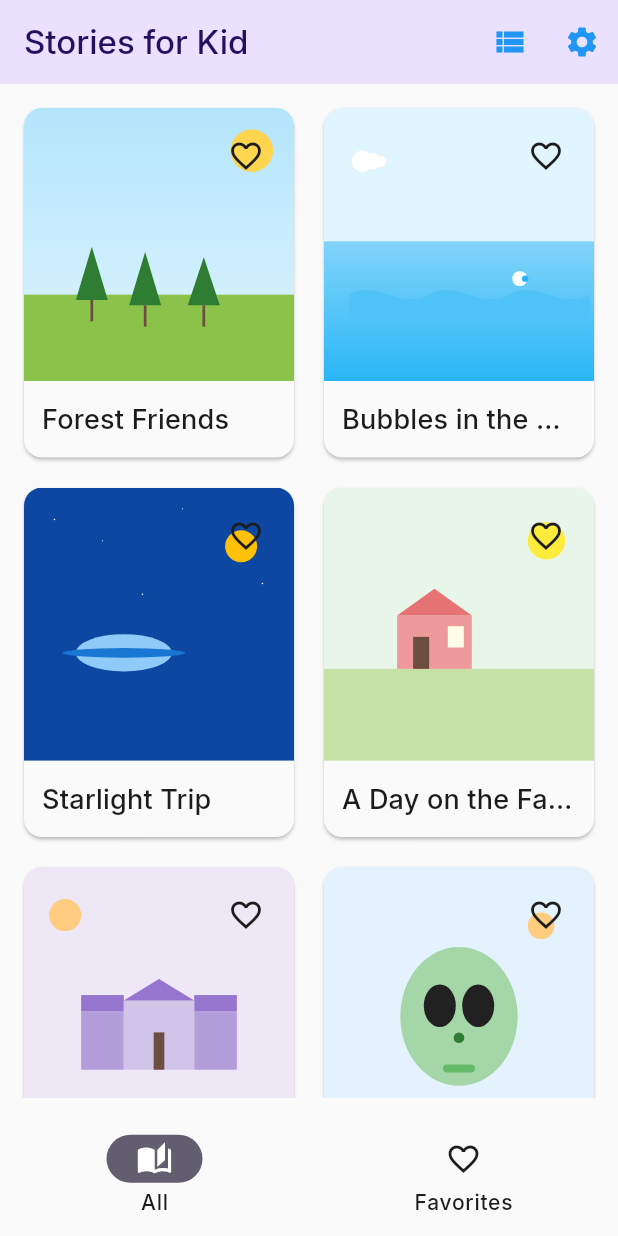
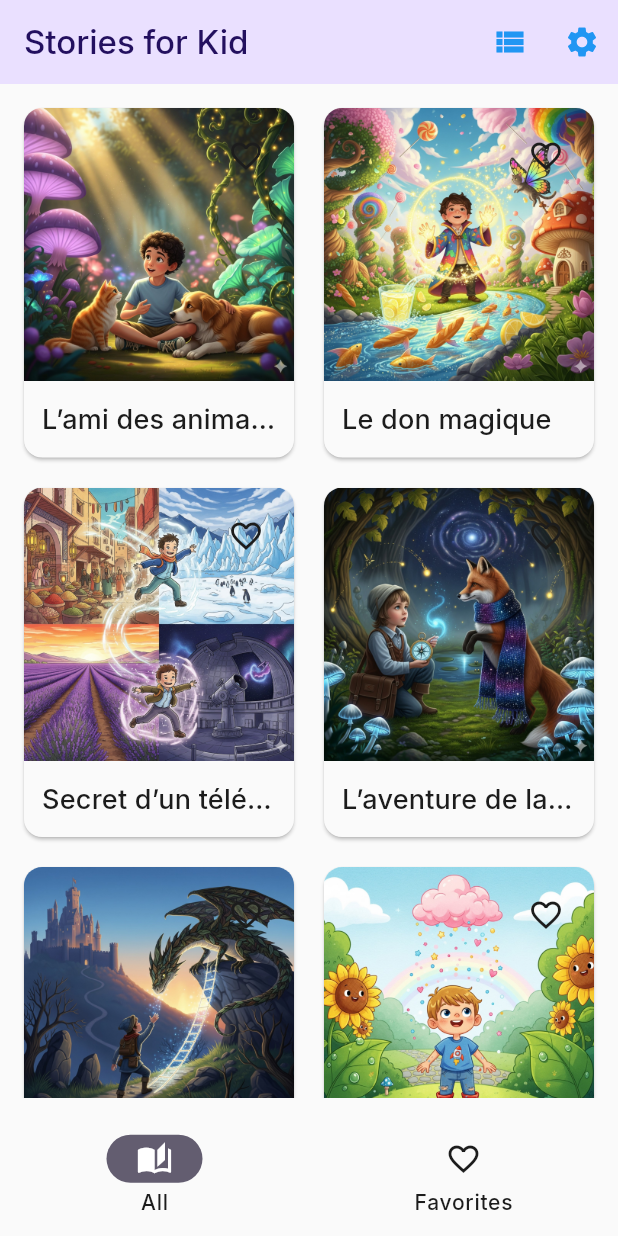
Before and after one commit to SuperHich/kidibook, a Flutter app: the screen it shows after launch, on a phone screen of 412 x 824 dp. Run offline on Flutter 3.47's test engine with Material 3 defaults, Android fonts, the phone set to English and light mode, and no system bars; our stand-ins replace google_fonts, shared_preferences.

Commit message:
feat: Add new stories and update image handling

```diff
--- a/lib/data/stories_data.dart
+++ b/lib/data/stories_data.dart
@@ -1,52 +1,13 @@
 import '../models/story.dart';
+import '../stories/don_magic.dart';
+import '../stories/sky_magic.dart';
+import '../stories/pets_friend.dart';
+import '../stories/secret_teleporter.dart';
 import '../stories/long_forest_adventure.dart';
 import '../stories/castle_twilight_mystery.dart';
-import '../stories/pets_friend.dart';
 
 // Local stories with SVG images stored under assets/svgs/
 final List<Story> stories = [
-  const Story(
-    id: 'forest_friend',
-    title: 'Forest Friends',
-    imageAsset: 'assets/svgs/forest.svg',
-    bodyTemplate:
-        'One sunny morning, {{name}} walked into the forest and met a shy fox. Together, they helped a lost bird find its nest and learned that brave hearts are kind hearts.',
-  ),
-  const Story(
-    id: 'ocean_bubbles',
-    title: 'Bubbles in the Ocean',
-    imageAsset: 'assets/svgs/ocean.svg',
-    bodyTemplate:
-        '{{name}} dipped toes into the sparkling sea and followed a trail of bubbles. A giggly dolphin appeared, teaching {{name}} how to make the biggest bubble of laughter!',
-  ),
-  const Story(
-    id: 'starlight_trip',
-    title: 'Starlight Trip',
-    imageAsset: 'assets/svgs/space.svg',
-    bodyTemplate:
-        'At bedtime, a star winked at {{name}}. Whoosh! A comet-car arrived and took {{name}} across the night sky to play hide-and-seek with the moon.',
-  ),
-  const Story(
-    id: 'farm_day',
-    title: 'A Day on the Farm',
-    imageAsset: 'assets/svgs/farm.svg',
-    bodyTemplate:
-        '{{name}} visited a cozy farm where a sleepy cow needed a lullaby. With gentle humming, {{name}} and the animals made a sweet, moo-sical concert.',
-  ),
-  const Story(
-    id: 'castle_courage',
-    title: 'Castle of Courage',
-    imageAsset: 'assets/svgs/castle.svg',
-    bodyTemplate:
-        'Behind a velvet curtain, {{name}} discovered a small castle guarded by a tiny dragon. They shared snacks, and fear turned into friendship.',
-  ),
-  const Story(
-    id: 'friendly_alien',
-    title: 'The Friendly Alien',
-    imageAsset: 'assets/svgs/alien.svg',
-    bodyTemplate:
-        'A soft light blinked in the garden. {{name}} met Zizi, a cheerful alien who loved lemon cookies. They traded recipes and drew constellations in chalk.',
-  ),
   // New long-form stories using dedicated classes
   Story(
     id: const PetsFriend().id,
@@ -54,6 +15,20 @@ final List<Story> stories = [
     imageAsset: const PetsFriend().imageAsset,
     bodyTemplate: '',
     content: const PetsFriend(),
+  ),
+  Story(
+    id: const DonMagic().id,
+    title: const DonMagic().title,
+    imageAsset: const DonMagic().imageAsset,
+    bodyTemplate: '',
+    content: const DonMagic(),
+  ),
+  Story(
+    id: const SecretTeleporter().id,
+    title: const SecretTeleporter().title,
+    imageAsset: const SecretTeleporter().imageAsset,
+    bodyTemplate: '',
+    content: const SecretTeleporter(),
   ),
   Story(
     id: const LongForestAdventure().id,
@@ -69,6 +44,13 @@ final List<Story> stories = [
     bodyTemplate: '',
     content: const CastleTwilightMystery(),
   ),
+  Story(
+    id: const SkyMagic().id,
+    title: const SkyMagic().title,
+    imageAsset: const SkyMagic().imageAsset,
+    bodyTemplate: '',
+    content: const SkyMagic(),
+  ),
 ];
 
 final repository = StoriesRepository(stories);
--- a/lib/pages/home_page.dart
+++ b/lib/pages/home_page.dart
@@ -1,5 +1,5 @@
 import 'package:flutter/material.dart';
-import 'package:flutter_svg/flutter_svg.dart';
+
 import '../controllers/app_state.dart';
 import '../data/stories_data.dart';
 import '../models/story.dart';
@@ -127,19 +127,6 @@ class _StoryCard extends StatelessWidget {
     final isFav = app.isFavorite(story.id);
     final color = Theme.of(context).colorScheme;
 
-    final Widget imageAsset;
-    if(story.imageAsset.endsWith("png")) {
-      imageAsset = Image.asset(
-        story.imageAsset,
-        fit: BoxFit.cover,
-      );
-    } else {
-      imageAsset = SvgPicture.asset(
-        story.imageAsset,
-        fit: BoxFit.cover,
-      );
-    };
-
     return InkWell(
       onTap: () {
         Navigator.of(context).push(
@@ -159,7 +146,10 @@ class _StoryCard extends StatelessWidget {
                   Positioned.fill(
                     child: Hero(
                       tag: 'img_${story.id}',
-                      child: imageAsset,
+                      child: Image.asset(
+                        story.imageAsset,
+                        fit: BoxFit.cover,
+                      ),
                     ),
                   ),
                   Positioned(
@@ -199,19 +189,6 @@ class _StoryTile extends StatelessWidget {
   Widget build(BuildContext context) {
     final isFav = app.isFavorite(story.id);
 
-    final Widget imageAsset;
-    if(story.imageAsset.endsWith("png")) {
-      imageAsset = Image.asset(
-        story.imageAsset,
-        fit: BoxFit.cover,
-      );
-    } else {
-      imageAsset = SvgPicture.asset(
-        story.imageAsset,
-        fit: BoxFit.cover,
-      );
-    };
-
     return ListTile(
       contentPadding: const EdgeInsets.symmetric(horizontal: 12, vertical: 4),
       leading: Hero(
@@ -220,7 +197,10 @@ class _StoryTile extends StatelessWidget {
           aspectRatio: 1,
           child: ClipRRect(
             borderRadius: BorderRadius.circular(8),
-            child: imageAsset,
+            child: Image.asset(
+              story.imageAsset,
+              fit: BoxFit.cover,
+            ),
           ),
         ),
       ),
--- a/lib/stories/castle_twilight_mystery.dart
+++ b/lib/stories/castle_twilight_mystery.dart
@@ -5,39 +5,39 @@ class CastleTwilightMystery implements StoryContent {
   final String id = 'castle_twilight_mystery';
 
   @override
-  final String title = 'The Castle at Twilight';
+  final String title = 'Le château au crépuscule';
 
   @override
-  final String imageAsset = 'assets/svgs/castle.svg';
+  final String imageAsset = 'assets/images/castle_twilight.jpg';
 
   const CastleTwilightMystery();
 
   @override
   String renderBody(String kidName) {
     return '''
-Twilight painted the clouds with raspberry and plum as ${kidName} climbed the hill where the old stone castle kept quiet watch. Everyone in town said the castle was empty, but if you listened just right, you could hear the soft swish of velvet and a clock that ticked only at sunset.
+Tandis que le crépuscule peignait les nuages de framboise et de prune, ${kidName} escaladait la colline où le vieux château de pierre montait la garde en silence. Tout le monde en ville disait que le château était vide, mais si vous écoutiez bien, vous pouviez entendre le doux bruissement du velours et le tic-tac d'une horloge qui ne sonnait qu'au coucher du soleil.
 
-At the gate, a lantern flickered to life by itself. “Welcome,” it seemed to say, bobbing along the path. ${kidName} followed to a grand hall where portraits lined the walls—queens with kind eyes, kings with muddy boots, knights leaning on broomsticks instead of swords.
+À l'entrée, une lanterne s'alluma toute seule. "Bienvenue", semblait-elle dire, en se balançant le long du chemin. ${kidName} la suivit jusqu'à un grand hall où des portraits ornaient les murs : des reines aux yeux bienveillants, des rois aux bottes boueuses, des chevaliers s'appuyant sur des balais au lieu d'épées.
 
-A small dragon peeked from behind a curtain—a dragon no bigger than a puppy, with scales like tea leaves. It hiccuped a puff of cinnamon. “I’m Brim,” it whispered. “I keep the castle cozy. But tonight the moon ladder is stuck, and the stars can’t come in.”
+Un petit dragon, pas plus grand qu'un chiot, aux écailles couleur de thé, fit une apparition derrière un rideau. Il hoqueta une bouffée de cannelle. "Je m'appelle Brim", murmura-t-il. "Je garde le château bien au chaud. Mais ce soir, l'échelle de lune est coincée et les étoiles ne peuvent pas entrer."
 
-“Where is the ladder?” asked ${kidName}.
+"Où est l'échelle ?" demanda ${kidName}.
 
-Brim led the way through a library that smelled like biscuits and brave ideas, up a staircase that spiraled like a seashell, and onto a rooftop where the sky felt close enough to pet. There, leaning against the tower, was a ladder made of moonlight. It glittered but wouldn’t lift.
+Brim le mena à travers une bibliothèque qui sentait les biscuits et les idées courageuses, puis monta un escalier qui tourbillonnait comme un coquillage, et arriva sur un toit où le ciel était si proche qu'on aurait pu le caresser. Là, appuyée contre la tour, se trouvait une échelle faite de clair de lune. Elle scintillait, mais ne voulait pas se soulever.
 
-“It needs a story,” Brim said. “Old ladders only climb for honest stories.”
+"Il lui faut une histoire", dit Brim. "Les vieilles échelles ne montent que pour les histoires honnêtes."
 
-${kidName} looked at the night, cool as a sip of water. Then, with cheeks warm and voice steady, ${kidName} told the truest story they knew: about the time being new felt prickly, about the friend who waved first, about the day a mistake turned into a lesson wearing a smile.
+${kidName} regarda la nuit, fraîche comme une gorgée d'eau. Puis, les joues chaudes et la voix assurée, ${kidName} raconta l'histoire la plus vraie qu'il connaissait : le moment où être nouveau paraissait épineux, l'ami qui avait fait le premier signe de la main, le jour où une erreur s'était transformée en une leçon avec le sourire.
 
-As the story unfurled, the ladder brightened, each rung filling with a soft glow. A breeze carried the words upward until the last sentence tucked itself into a passing cloud. The ladder shivered and rose, making a gentle bridge for the stars.
+Tandis que l'histoire se déroulait, l'échelle s'illumina, chaque barreau s'emplissant d'une douce lueur. Une brise emporta les mots vers le haut jusqu'à ce que la dernière phrase se loge dans un nuage de passage. L'échelle frissonna et s'éleva, formant un doux pont pour les étoiles.
 
-One by one, stars tiptoed down the ladder and nestled into the castle windows, turning every room into a nightlight. The portraits seemed to wink, and somewhere a kettle began to sing.
+Une par une, les étoiles descendirent l'échelle sur la pointe des pieds et se blottirent dans les fenêtres du château, transformant chaque pièce en veilleuse. Les portraits semblèrent faire un clin d'œil, et quelque part, une bouilloire se mit à chanter.
 
-Brim beamed, little curls of cinnamon smoke spelling thank you in the air. “For your truth,” Brim said, “you may keep a star-string.” The dragon tied a tiny thread of starlight around ${kidName}'s finger. It glowed like a friend’s hand in a dark hallway.
+Brim rayonna, de petites bouffées de fumée de cannelle écrivant « merci » dans l'air. "Pour ta vérité", dit Brim, "tu peux garder une ficelle d'étoile." Le dragon noua un minuscule fil de lumière d'étoile autour du doigt de ${kidName}. Il brillait comme la main d'un ami dans un couloir sombre.
 
-When it was time to go, the lantern bobbed along once more, and the clock in the hall ticked a quiet goodbye, the kind you feel under your ribs. At the gate, ${kidName} looked back. The castle glowed, brave and gentle as a bedtime promise.
+Quand il fut temps de partir, la lanterne se balança une fois de plus, et l'horloge du hall sonna un au revoir tranquille, le genre que l'on ressent sous ses côtes. À la porte, ${kidName} se retourna. Le château brillait, brave et doux comme une promesse pour s'endormir.
 
-And from then on, whenever the evening felt too big, ${kidName} could touch the star-string and remember: the truest stories make ladders; the truest ladders bring light.
+Et à partir de ce moment-là, chaque fois que la soirée semblait trop grande, ${kidName} pouvait toucher la ficelle d'étoile et se souvenir : les histoires les plus vraies fabriquent des échelles ; les échelles les plus vraies apportent la lumière.
 ''';
   }
 }
--- /dev/null
+++ b/lib/stories/don_magic.dart
@@ -0,0 +1,35 @@
+import 'story_content.dart';
+
+class DonMagic implements StoryContent {
+  @override
+  final String id = 'don_magic';
+
+  @override
+  final String title = 'Le don magique';
+
+  @override
+  final String imageAsset = 'assets/images/don_magique.jpg';
+
+  const DonMagic();
+
+  @override
+  String renderBody(String kidName) {
+    return '''
+${kidName} vivait dans un petit village où les toits étaient si proches qu’on pouvait presque se serrer la main d’une fenêtre à l’autre. Mais pour ${kidName}, son vrai chez-lui était sa tête. Dans sa tête, il y avait un monde plus grand que tous les océans, plus haut que toutes les montagnes. C’est que ${kidName} avait un don magique : tout ce qu’il imaginait prenait vie.
+
+Ce n’était pas toujours facile, surtout quand il était petit. Une fois, en se brossant les dents, il a pensé à un monstre poilu et violet avec des yeux tout ronds, qui ne voulait pas sortir de la salle de bains. C’est sa maman qui a dû le faire disparaître en lui jetant un oreiller.
+
+Mais avec le temps, ${kidName} a appris à maîtriser son pouvoir. Il a compris qu’il n’avait qu’à penser à quelque chose de très précis pour le faire apparaître, puis penser à sa disparition pour qu’il s’efface.
+
+Un jour, le village s’ennuyait. Les enfants ne savaient plus à quoi jouer. Les parents se plaignaient que la place principale était si petite qu’on ne pouvait pas faire de courses de trottinettes. ${kidName} a fermé les yeux, a respiré profondément, et a imaginé un endroit extraordinaire.
+
+Quand il a ouvert les yeux, la place était transformée. À la place du pavé terne, un grand parc s’étendait à perte de vue. Des arbres immenses aux branches en spirale s’élevaient vers le ciel, et des rivières de limonade pétillante coulaient entre les bancs. Les enfants se sont précipités sur un toboggan qui partait d’un nuage et arrivait directement dans une piscine à balles. Les parents ont ri en voyant des écureuils voler grâce à des parachutes minuscules que ${kidName} avait imaginés pour eux. Le parc était rempli de rires, d’odeurs de barbe à papa, et de sons de musique joyeuse.
+
+Mais le plus drôle restait à venir. Un matin, ${kidName} était de mauvaise humeur. Il s’était disputé avec sa grande sœur. Assis au bord de la fenêtre, il a pensé à des choses vraiment bizarres.
+
+Dans la rue, les passants ont commencé à voir des choses étranges. Une mamie a croisé un chat avec des ailes de papillon. Le boulanger a vu ses baguettes de pain se transformer en poissons rouges qui nageaient dans un seau. Et le maire, en ouvrant son parapluie, a vu une pluie de nouilles. Partout, les gens riaient, surpris par ces choses ridicules. ${kidName}, de son côté, était de plus en plus amusé. Il a fait pousser des fleurs qui sentaient les pieds, et des bottes qui sautaient toutes seules.
+
+Finalement, ${kidName} a réalisé que son pouvoir était une immense responsabilité. Il devait en faire bon usage. Il a continué de créer des parcs, des châteaux en bonbons, des aventures extraordinaires, pour le plaisir de tous. Mais il a aussi gardé un petit coin secret dans son esprit pour ses farces personnelles, juste pour faire rire ceux qui en avaient besoin. Parce qu’un pouvoir, c’est mieux quand on peut le partager, et qu’il y a toujours une place pour un peu de magie et de fantaisie dans le quotidien.
+''';
+  }
+}
--- a/lib/stories/long_forest_adventure.dart
+++ b/lib/stories/long_forest_adventure.dart
@@ -5,43 +5,43 @@ class LongForestAdventure implements StoryContent {
   final String id = 'long_forest_adventure';
 
   @override
-  final String title = 'The Long Forest Adventure';
+  final String title = 'L’aventure de la longue forêt';
 
   @override
-  final String imageAsset = 'assets/svgs/forest.svg';
+  final String imageAsset = 'assets/images/long_forest.jpg';
 
   const LongForestAdventure();
 
   @override
   String renderBody(String kidName) {
     return '''
-It was the kind of morning that smelled like pancakes and pine trees. ${kidName} tied their shoelaces tight, tucked a tiny compass in a pocket, and waved goodbye to the kitchen window that winked with sun.
+C’était le genre de matin qui sentait les pancakes et les pins. ${kidName} serra ses lacets, glissa une petite boussole dans sa poche et fit un signe d’adieu à la fenêtre de la cuisine, qui clignait avec le soleil.
 
-Beyond the garden gate, the forest began like a soft green curtain. Leaves whispered a secret song, and somewhere far away, a woodpecker kept a steady drumbeat—tap, tap, tap—as if the trees themselves had a heartbeat.
+Au-delà de la barrière du jardin, la forêt s’ouvrait comme un doux rideau vert. Les feuilles murmuraient une chanson secrète et, au loin, un pic gardait un rythme régulier, « tap, tap, tap », comme si les arbres eux-mêmes avaient un cœur qui bat.
 
-Near the mossy stones, ${kidName} discovered tiny footprints—too small for a rabbit, too tidy for a squirrel. Curious, ${kidName} followed the trail past a log that looked like a dragon and a stream that laughed over pebbles. The footprints stopped at a patch of silver mushrooms.
+Près des pierres moussues, ${kidName} découvrit de minuscules empreintes, trop petites pour un lapin, trop soignées pour un écureuil. Curieux, ${kidName} suivit la piste, passant un tronc qui ressemblait à un dragon et un ruisseau qui riait sur les galets. Les empreintes s’arrêtèrent devant un groupe de champignons argentés.
 
-“Hello?” ${kidName} asked politely. A flicker of blue peeked from behind a fern. It was a fox! But not just any fox—this one wore a scarf knit from twilight. The fox bowed. “I’m Fenn. I lost my bell of bravest chimes. Without it, I forget to be brave.”
+« Bonjour ? » demanda poliment ${kidName}. Une lueur bleue apparut derrière une fougère. C’était un renard ! Mais pas n’importe quel renard : celui-ci portait une écharpe tricotée à partir du crépuscule. Le renard s’inclina. « Je suis Fenn. J’ai perdu ma clochette des carillons les plus braves. Sans elle, j’oublie d’être brave. »
 
-${kidName} offered a steady smile. “I can help.” And the forest seemed to nod in agreement.
+${kidName} lui offrit un sourire rassurant. « Je peux t’aider. » Et la forêt sembla acquiescer.
 
-Together, they searched under archways of branches and over bridges of roots. A shy owl lent them a feather to tickle the wind and listen to its stories. “Your bell rolled toward the Starlight Pond,” the wind sighed. “But the pond only echoes truths.”
+Ensemble, ils cherchèrent sous des arches de branches et au-dessus de ponts de racines. Un hibou timide leur prêta une plume pour chatouiller le vent et écouter ses histoires. « Ta clochette a roulé vers l’étang des étoiles, » soupira le vent. « Mais l’étang ne fait écho qu’aux vérités. »
 
-At the pond, the water was so still it held the sky like a bowl. ${kidName} cupped their hands and asked, “Where is Fenn’s bell?” The pond shimmered and answered with a question of its own: “What do you do when you feel small?”
+Au bord de l’étang, l’eau était si calme qu’elle retenait le ciel comme un bol. ${kidName} mit ses mains en coupe et demanda : « Où est la clochette de Fenn ? » L’étang scintilla et répondit par une question : « Que fais-tu quand tu te sens petit ? »
 
-${kidName} thought of times when the world felt big: the first day at the playground, the first swim in the pool, the first time speaking in front of the class. “I take a breath. I remember a kind face. I try, even if my knees knock.”
+${kidName} pensa aux moments où le monde paraissait grand : le premier jour au terrain de jeu, la première fois dans une piscine, la première fois qu’il fallait parler devant la classe. « Je prends une grande respiration. Je pense à un visage gentil. J’essaie, même si mes genoux tremblent. »
 
-The pond giggled a silver ripple. “True,” it sang, “and truth calls to truth.” From the reeds, a soft chime answered like a star blinking at dusk. There, tangled in cattails, hung Fenn’s bell.
+L’étang gloussa, une ondulation argentée. « C’est vrai, » chanta-t-il, « et la vérité appelle la vérité. » Dans les roseaux, un doux tintement répondit, comme une étoile qui clignote au crépuscule. Là, enchevêtrée dans les quenouilles, pendait la clochette de Fenn.
 
-Fenn tried to reach, but the reeds tickled and the fox squeaked with worry. ${kidName} took a brave step onto the squishy bank. “Together,” said ${kidName}. They counted, “One, two, three!” and gingerly freed the bell.
+Fenn essaya de l’atteindre, mais les roseaux le chatouillèrent et le renard poussa un petit cri d’inquiétude. ${kidName} fit un pas courageux sur la rive boueuse. « Ensemble », dit ${kidName}. Ils comptèrent, « Un, deux, trois ! » et dégagèrent délicatement la clochette.
 
-It rang—a warm, honey-sweet sound that chimed straight into the heart. Fenn stood taller. “You helped me hear courage,” the fox said. “Now let me help you keep it.” Fenn tied a thin silver thread from the bell around ${kidName}'s wrist. It didn’t weigh a thing, but it felt like holding hands with a promise.
+Elle sonna, d’un son chaud et doux comme du miel, qui résonna droit dans le cœur. Fenn se tint plus droit. « Tu m’as aidé à entendre le courage, » dit le renard. « Maintenant, laisse-moi t’aider à le garder. » Fenn attacha un fin fil d’argent de la clochette autour du poignet de ${kidName}. Cela ne pesait rien, mais c’était comme tenir une promesse.
 
-They walked back through green light and birdsong, and the forest, delighted, tossed little sparkles of sunlight at their feet. At the garden gate, Fenn bowed again, scarf fluttering like a bedtime story’s last page.
+Ils retournèrent à travers la lumière verte et les chants d’oiseaux, et la forêt, enchantée, lança de petites étincelles de soleil à leurs pieds. À la barrière du jardin, Fenn s’inclina de nouveau, l’écharpe flottant comme la dernière page d’une histoire du soir.
 
-“Remember,” said Fenn, “courage isn’t loud. It’s the soft bell that rings when you try.”
+« Souviens-toi, » dit Fenn, « le courage n’est pas bruyant. C’est la douce clochette qui sonne quand tu essaies. »
 
-${kidName} smiled, tucking the adventure beside the pancakes and pine trees. And if you listened closely that evening, just before sleep, you could hear the bell of bravest chimes ring once—bright as a wish coming true.
+${kidName} sourit, rangeant l’aventure aux côtés des pancakes et des pins. Et si vous écoutiez attentivement ce soir-là, juste avant de vous endormir, vous pouviez entendre la clochette des carillons les plus braves sonner une fois, claire comme un souhait qui se réalise.
 ''';
   }
 }
--- /dev/null
+++ b/lib/stories/secret_teleporter.dart
@@ -0,0 +1,33 @@
+import 'story_content.dart';
+
+class SecretTeleporter implements StoryContent {
+  @override
+  final String id = 'secret_teleporter';
+
+  @override
+  final String title = 'Secret d’un téléporteur';
+
+  @override
+  final String imageAsset = 'assets/images/secret_teleporter.jpg';
+
+  const SecretTeleporter();
+
+  @override
+  String renderBody(String kidName) {
+    return '''
+${kidName} n’était pas un garçon comme les autres. Alors que ses amis jouaient au foot dans le parc, lui restait souvent assis, les yeux perdus dans le ciel. Ce n’était pas qu’il n’aimait pas le foot, mais sa vie était pleine de voyages inattendus. ${kidName} avait un secret : il pouvait se téléporter.
+
+Son pouvoir était imprévisible, comme un hoquet cosmique. Un instant, il était dans son lit, le nez dans son livre de contes, et l’instant d’après, il se retrouvait au milieu d’un marché coloré à Marrakech, entouré d’odeurs d’épices et de rires inconnus. Une fois, il a atterri sur un glacier en Antarctique, et il a fallu que ses parents le retrouvent grâce à la localisation de sa montre.
+
+Un jour, alors qu’il était en classe, la professeure, Mme Dubois, a annoncé un cours sur les étoiles. ${kidName} a tout de suite pensé à l’observatoire, où son oncle travaillait. En fermant les yeux, il a imaginé les télescopes géants et les étoiles filantes, et l’instant d’après, il a ouvert les yeux et s’est retrouvé au milieu d’un champ de lavande, en Provence. C’était magnifique, mais ce n’était pas l’observatoire.
+
+Frustré, ${kidName} s’est assis sur une petite butte et a regardé l’horizon. Il a essayé de se concentrer sur l’observatoire, mais son pouvoir semblait avoir une volonté propre. Il a soupiré et a dit à voix haute : "Je veux juste voir les étoiles."
+
+À ce moment-là, une étoile filante a traversé le ciel. ${kidName} a fermé les yeux, a souhaité de tout son cœur atterrir à l’observatoire et s’est concentré plus fort que jamais. Il a visualisé les immenses dômes et les scientifiques en blouse blanche. Quand il a rouvert les yeux, il a vu la Lune, si proche qu’il aurait pu la toucher, et des milliers d’étoiles scintillantes. Il était à l’observatoire. Il avait finalement réussi à contrôler son pouvoir.
+
+Depuis ce jour, ${kidName} a appris à maîtriser son don. Il voyageait toujours, mais cette fois, il le faisait avec intention. Il visitait les pyramides d’Égypte un matin, et la Grande Muraille de Chine l’après-midi. Il aidait aussi les gens, en transportant un chaton coincé dans un arbre jusqu’à sa maison ou en ramenant le portefeuille d’une dame qui l’avait oublié à l’autre bout de la ville.
+
+${kidName} n’était plus un garçon qui restait assis, les yeux dans le ciel. Il était un garçon qui traversait les cieux. Et son secret, le monde entier en a bénéficié.
+''';
+  }
+}
```
Also changed, not shown: lib/pages/story_detail_page.dart (+5 -14 lines), lib/stories/pets_friend.dart (+2 -2 lines), lib/stories/sky_magic.dart (added, +51 -0 lines), assets/images/castle_twilight.jpg (added), assets/images/don_magique.jpg (added), assets/images/long_forest.jpg (added), assets/images/pets_friend.jpg (added), assets/images/secret_teleporter.jpg (added), assets/images/sky_magic.jpg (added).
